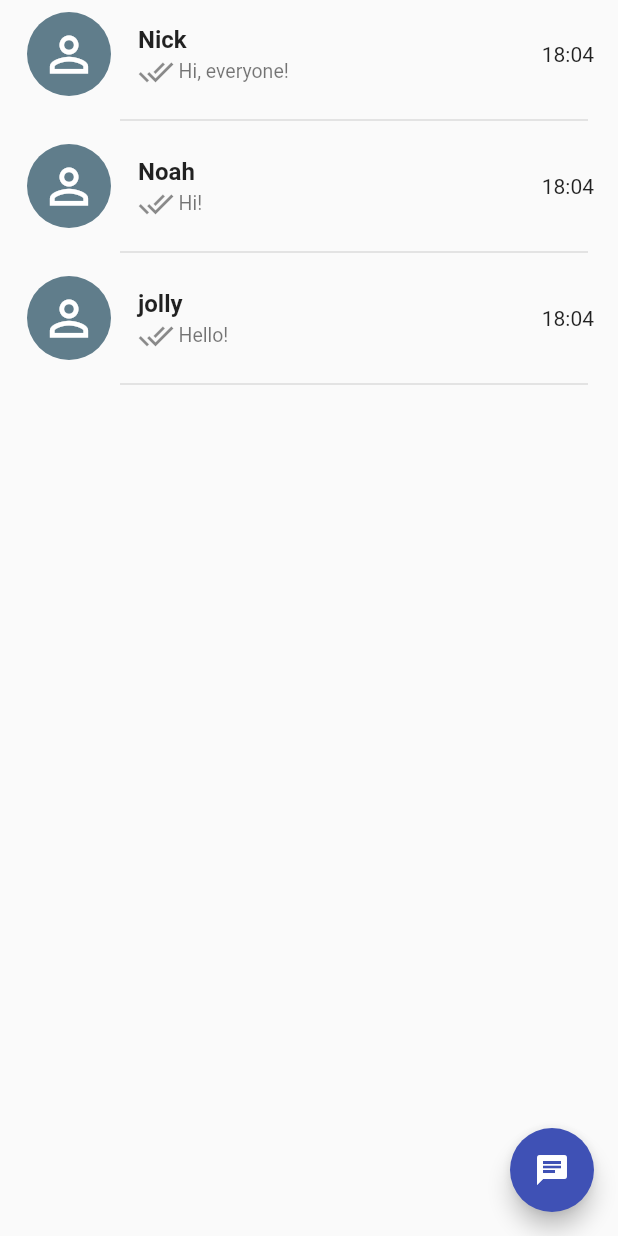
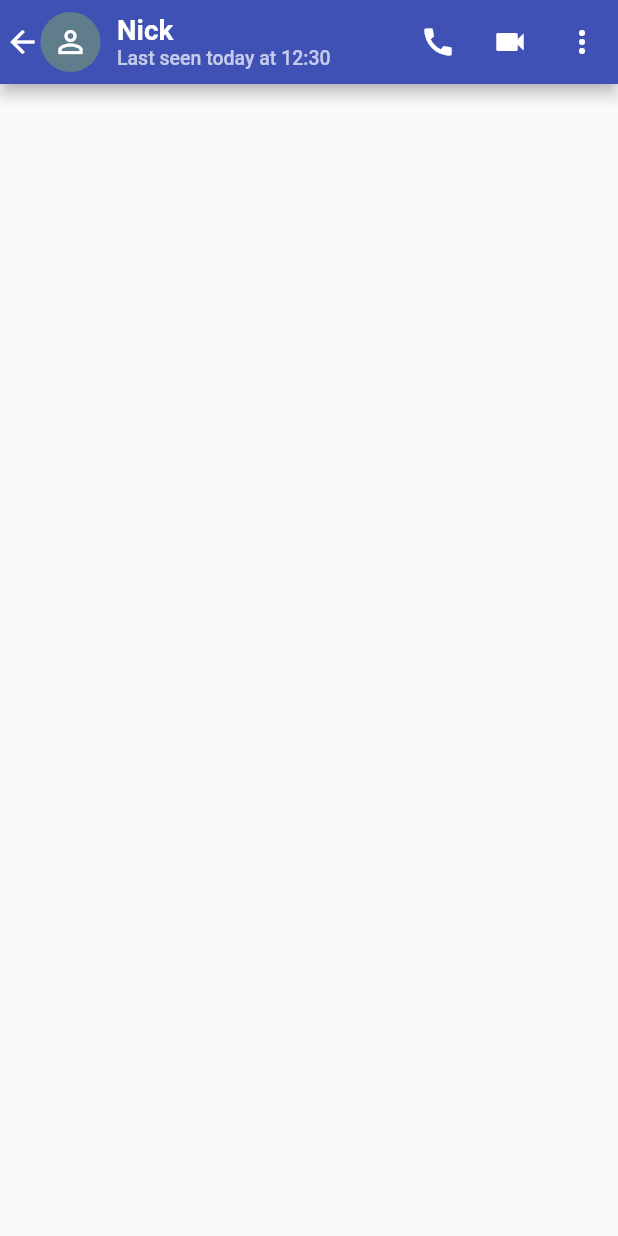
Before and after one commit to garamkim83/untitled_chatting_game, a Flutter app: the ChatPage screen opened directly, after a tap on "Nick", on a phone screen of 412 x 824 dp. Run offline on Flutter 3.47's test engine with Material 2 defaults, Android fonts, the phone set to English and light mode, and no system bars; our stand-ins replace font_awesome_flutter.

Commit message:
made a AppBarMenu widget

```diff
--- a/lib/CustomUI/chatCard.dart
+++ b/lib/CustomUI/chatCard.dart
@@ -1,8 +1,7 @@
 import 'package:flutter/material.dart';
-import 'package:untitled_chatting_game/Model/chatModel.dart';
 
-import '../Page/chatPage.dart';
 import '../Model/chatModel.dart';
+import '../Page/individualChatPage.dart';
 
 class ChatCard extends StatelessWidget {
   const ChatCard({Key? key, required this.chatModel}) : super(key: key);
@@ -12,14 +11,21 @@ class ChatCard extends StatelessWidget {
   Widget build(BuildContext context) {
     return InkWell(
       //make it clickable
-      onTap: () {},
+      onTap: () {
+        Navigator.push(
+            context,
+            MaterialPageRoute(
+                builder: (context) => IndividualChatPage(
+                      chatModel: chatModel,
+                    )));
+      },
       child: Column(
         children: [
           ListTile(
             leading: CircleAvatar(
               radius: 30,
               child: Icon(
-                chatModel.icon,
+                chatModel.isGroup ? Icons.group_outlined : Icons.person_outline,
                 color: Colors.white,
                 size: 38,
               ),
@@ -44,7 +50,7 @@ class ChatCard extends StatelessWidget {
                 )
               ],
             ),
-            trailing: Text('18:04'),
+            trailing: Text(chatModel.time),
           ),
           Padding(
             padding: const EdgeInsets.only(right: 20, left: 80),
--- a/lib/Model/chatModel.dart
+++ b/lib/Model/chatModel.dart
@@ -1,15 +1,16 @@
 import 'package:flutter/cupertino.dart';
+import 'package:flutter/material.dart';
 
 class ChatModel {
   String name;
-  IconData icon;
+  IconData? icon;
   bool isGroup;
   String time;
   String currentMessage;
   ChatModel({
     required this.name,
-    required this.icon,
-    required this.isGroup,
+    this.icon,
+    this.isGroup = false,
     required this.time,
     required this.currentMessage,
   });
--- a/lib/Page/chatPage.dart
+++ b/lib/Page/chatPage.dart
@@ -15,24 +15,27 @@ class _ChatPageState extends State<ChatPage> {
   List<ChatModel> chats = [
     ChatModel(
       name: "Nick",
-      icon: Icons.person_outline,
       isGroup: false,
-      time: "6:00",
+      time: "8:00",
       currentMessage: "Hi, everyone!",
     ),
     ChatModel(
       name: "Noah",
-      icon: Icons.person_outline,
       isGroup: false,
       time: "7:00",
       currentMessage: "Hi!",
     ),
     ChatModel(
-      name: "jolly",
-      icon: Icons.person_outline,
+      name: "Jolly",
       isGroup: false,
-      time: "8:30",
+      time: "6:30",
       currentMessage: "Hello!",
+    ),
+    ChatModel(
+      name: "Family",
+      isGroup: true,
+      time: "1:30",
+      currentMessage: "Hey!",
     ),
   ];
 
--- /dev/null
+++ b/lib/Page/individualChatPage.dart
@@ -0,0 +1,85 @@
+import 'package:flutter/cupertino.dart';
+import 'package:flutter/material.dart';
+import 'package:font_awesome_flutter/font_awesome_flutter.dart';
+
+import 'package:untitled_chatting_game/Model/chatModel.dart';
+import '../CustomUI/chatCard.dart';
+import './chatPage.dart';
+import '../appBarMenu.dart';
+
+class IndividualChatPage extends StatefulWidget {
+  const IndividualChatPage({Key? key, required this.chatModel})
+      : super(key: key);
+  final ChatModel chatModel;
+
+  @override
+  _IndividualChatPageState createState() => _IndividualChatPageState();
+}
+
+class _IndividualChatPageState extends State<IndividualChatPage> {
+  @override
+  Widget build(BuildContext context) {
+    return Scaffold(
+      appBar: AppBar(
+        titleSpacing: 0,
+        leadingWidth: 70,
+        leading: InkWell(
+          onTap: () {
+            Navigator.pop(context);
+          },
+          child: Row(
+            mainAxisAlignment: MainAxisAlignment.center,
+            children: [
+              Icon(
+                Icons.arrow_back,
+                size: 24,
+              ),
+              CircleAvatar(
+                radius: 20,
+                child: Icon(
+                  widget.chatModel.isGroup ? Icons.group : Icons.person_outline,
+                  color: Colors.white,
+                ),
+                backgroundColor: Colors.blueGrey,
+              ),
+            ],
+          ),
+        ),
+        title: Container(
+          margin: EdgeInsets.all(8),
+          child: Column(
+            mainAxisAlignment: MainAxisAlignment.start,
+            crossAxisAlignment: CrossAxisAlignment.start, //name
+            children: [
+              Text(
+                widget.chatModel.name,
+                style: TextStyle(
+                  fontSize: 18.5,
+                  fontWeight: FontWeight.bold,
+                ),
+              ),
+              Text(
+                'Last seen today at 12:30',
+                style: TextStyle(
+                  fontSize: 13,
+                  color: Colors.white70,
+                ),
+              ),
+            ],
+          ),
+        ),
+        actions: [
+          IconButton(
+            icon: Icon(Icons.call),
+            onPressed: () {},
+          ),
+          IconButton(
+            icon: Icon(Icons.videocam),
+            onPressed: () {},
+          ),
+          AppBarMenu(),
+        ],
+      ),
+    );
+  }
+}
--- /dev/null
+++ b/lib/appBarMenu.dart
@@ -0,0 +1,38 @@
+import 'package:flutter/material.dart';
+
+class AppBarMenu extends StatelessWidget {
+  const AppBarMenu({Key? key}) : super(key: key);
+
+  @override
+  Widget build(BuildContext context) {
+    return PopupMenuButton<String>(
+      onSelected: (value) {
+        print(value);
+      },
+      itemBuilder: (BuildContext context) {
+        return [
+          PopupMenuItem(
+            child: Text('New Group'),
+            value: 'New Group',
+          ),
+          PopupMenuItem(
+            child: Text('New Broadcast'),
+            value: 'New Broadcast',
+          ),
+          PopupMenuItem(
+            child: Text('Start Messages'),
+            value: 'Start Messages',
+          ),
+          PopupMenuItem(
+            child: Text('Settings'),
+            value: 'Settings',
+          ),
+          PopupMenuItem(
+            child: Text('Help'),
+            value: 'Help',
+          ),
+        ];
+      },
+    );
+  }
+}
--- a/lib/friendsList_design.dart
+++ b/lib/friendsList_design.dart
@@ -1,10 +1,6 @@
-import 'dart:io';
-
 import 'package:flutter/material.dart';
 import 'package:flutter/cupertino.dart';
 import 'package:flutter/foundation.dart';
-
-import './homepage_design.dart';
 
 class FriendTab extends StatefulWidget {
   static const title = 'Friends';
--- a/lib/homescreen.dart
+++ b/lib/homescreen.dart
@@ -1,5 +1,7 @@
 import 'package:flutter/material.dart';
+
 import 'package:untitled_chatting_game/Page/chatPage.dart';
+import 'package:untitled_chatting_game/appBarMenu.dart';
 import 'Page/friendPage.dart';
 import './Page/chatPage.dart';
 
@@ -34,35 +36,7 @@ class _HomescreenState extends State<Homescreen>
             icon: Icon(Icons.search),
             onPressed: () {},
           ),
-          PopupMenuButton<String>(
-            onSelected: (value) {
-              print(value);
-            },
-            itemBuilder: (BuildContext context) {
-              return [
-                PopupMenuItem(
-                  child: Text('New Group'),
-                  value: 'New Group',
-                ),
-                PopupMenuItem(
-                  child: Text('New Broadcast'),
-                  value: 'New Broadcast',
-                ),
-                PopupMenuItem(
-                  child: Text('Start Messages'),
-                  value: 'Start Messages',
-                ),
-                PopupMenuItem(
-                  child: Text('Settings'),
-                  value: 'Settings',
-                ),
-                PopupMenuItem(
-                  child: Text('Help'),
-                  value: 'Help',
-                ),
-              ];
-            },
-          ),
+          AppBarMenu(),
         ],
       ),
       bottomNavigationBar: BottomAppBar(
```
